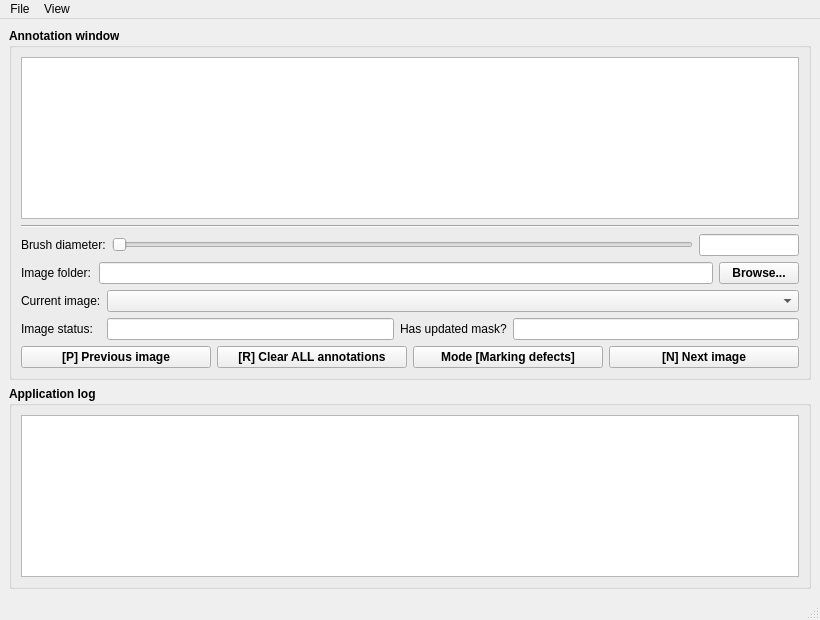
The window that ui/datmant.ui (is-centre/datm-annotation-tool) describes before a commit, drawn with Qt 5.
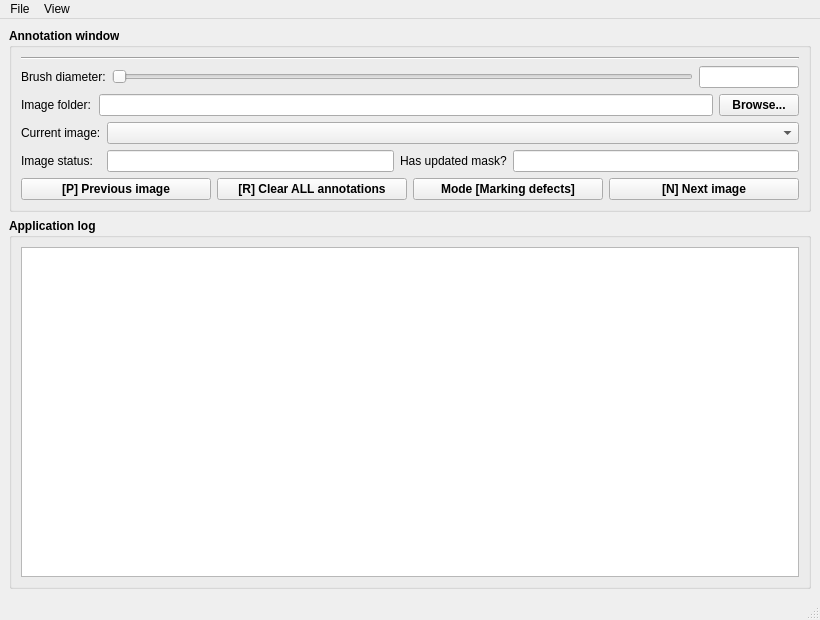
The same window after the commit.

Commit message: [Update] Painting/erasing/filling bounded areas fully working in QtImageAnnotator; integrated it into datmant application as well; what remains is to port all functionality from previous app.

```diff
--- a/ui/datmant.ui
+++ b/ui/datmant.ui
@@ -39,15 +39,7 @@
           <enum>QLayout::SetDefaultConstraint</enum>
          </property>
          <item>
-          <layout class="QVBoxLayout" name="figThinFigure">
-           <item>
-            <widget class="QGraphicsView" name="gviewEditor">
-             <property name="sizeAdjustPolicy">
-              <enum>QAbstractScrollArea::AdjustIgnored</enum>
-             </property>
-            </widget>
-           </item>
-          </layout>
+          <layout class="QVBoxLayout" name="figThinFigure"/>
          </item>
         </layout>
        </item>
```
The commit also changes 4 other files.
